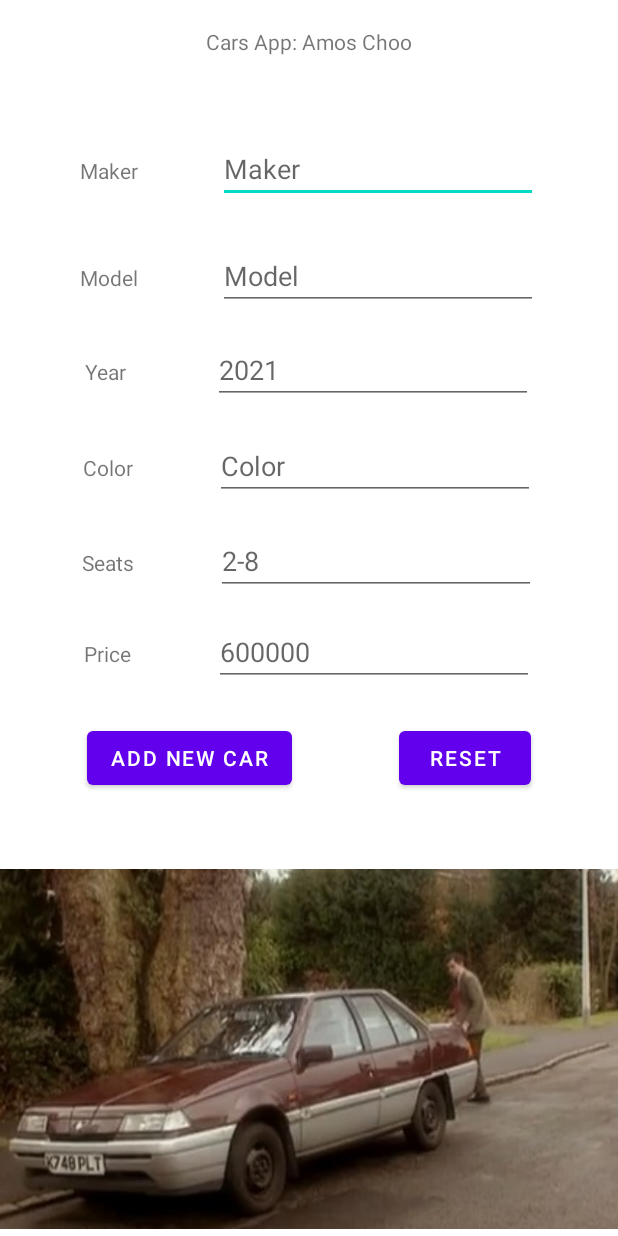
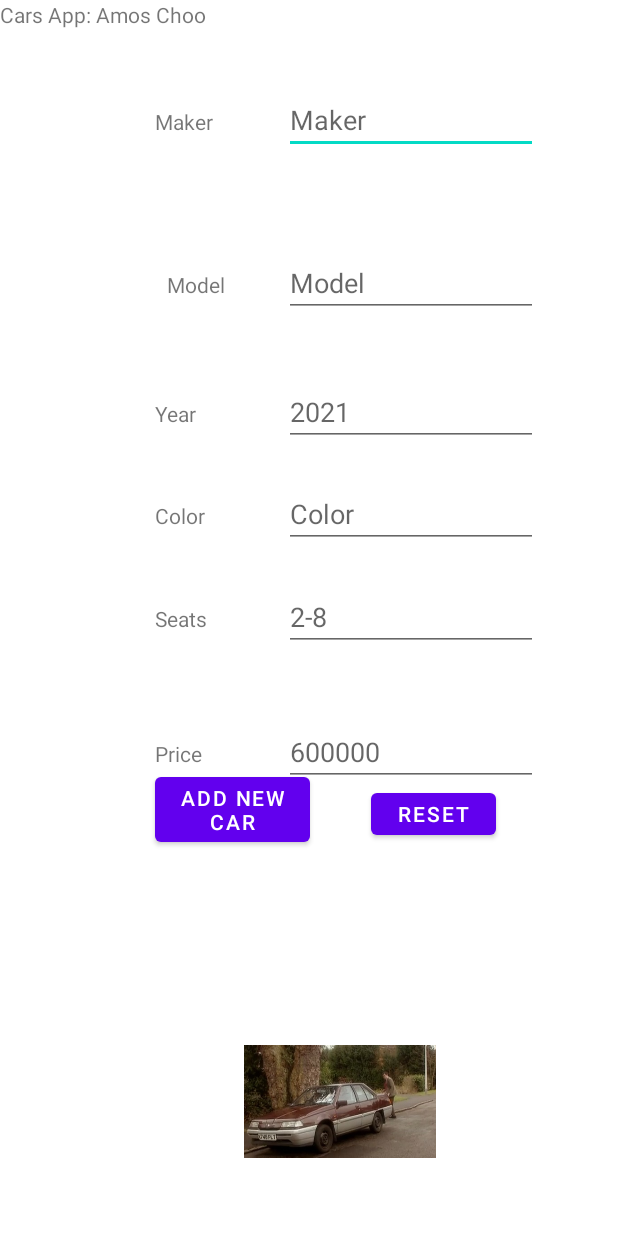
Before and after one commit to amoschoomy/FIT2081App, an Android app: the layout activity_main.xml on its own in the app's theme, with its tools: preview values and no code run, on a phone screen of 412 x 824 dp. Run offline under Robolectric (Android 15) with nearby library versions, the phone set to English and light mode, and no system bars.

Commit message:
Week 4 Lab Tasks Done

```diff
--- a/app/src/main/AndroidManifest.xml
+++ b/app/src/main/AndroidManifest.xml
@@ -1,6 +1,11 @@
 <?xml version="1.0" encoding="utf-8"?>
 <manifest xmlns:android="http://schemas.android.com/apk/res/android"
     package="com.example.autoshowroom">
+    <uses-permission android:name="android.permission.RECEIVE_SMS" />
+    <uses-permission android:name="android.permission.READ_SMS" />
+    <uses-permission android:name="android.permission.SEND_SMS" />
+    <uses-permission android:name="android.permission.WRITE_SMS" />
+
 
     <application
         android:allowBackup="true"
--- a/app/src/main/java/com/example/autoshowroom/MainActivity.java
+++ b/app/src/main/java/com/example/autoshowroom/MainActivity.java
@@ -1,5 +1,10 @@
 package com.example.autoshowroom;
 
+import android.Manifest;
+import android.content.BroadcastReceiver;
+import android.content.Context;
+import android.content.Intent;
+import android.content.IntentFilter;
 import android.content.SharedPreferences;
 import android.os.Bundle;
 import android.view.View;
@@ -7,7 +12,11 @@ import android.widget.Button;
 import android.widget.EditText;
 import android.widget.Toast;
 
+import androidx.annotation.NonNull;
 import androidx.appcompat.app.AppCompatActivity;
+import androidx.core.app.ActivityCompat;
+
+import java.util.StringTokenizer;
 
 public class MainActivity extends AppCompatActivity {
 
@@ -16,6 +25,56 @@ public class MainActivity extends AppCompatActivity {
     protected void onCreate(Bundle savedInstanceState) {
         super.onCreate(savedInstanceState);
         setContentView(R.layout.activity_main);
+        ActivityCompat.requestPermissions(this, new String[]{Manifest.permission.SEND_SMS, Manifest.permission.RECEIVE_SMS, Manifest.permission.READ_SMS}, 0);
+
+        MyBroadCastReceiver myBroadCastReceiver = new MyBroadCastReceiver();
+        registerReceiver(myBroadCastReceiver, new IntentFilter(SMSReceiver.SMS_FILTER));
+
+    }
+    class MyBroadCastReceiver extends BroadcastReceiver {
+
+        /*
+         * This method 'onReceive' will get executed every time class SMSReceive sends a broadcast
+         * */
+        @Override
+        public void onReceive(Context context, Intent intent) {
+            /*
+             * Retrieve the message from the intent
+             * */
+            EditText carText,modelText,yearText,colorText,seatsText,priceText;
+            EditText maker = findViewById(R.id.makertext);
+            EditText model = findViewById(R.id.modeltext);
+            EditText year = findViewById(R.id.yeartext);
+            EditText color = findViewById(R.id.colortext);
+            EditText seats = findViewById(R.id.seattext);
+            EditText price = findViewById(R.id.priceno);
+            String msg = intent.getStringExtra(SMSReceiver.SMS_MSG_KEY);
+            /*
+             * String Tokenizer is used to parse the incoming message
+             * The protocol is to have the account holder name and account number separate by a semicolon
+             * */
+            Toast.makeText(context, msg, Toast.LENGTH_SHORT).show();
+            StringTokenizer sT = new StringTokenizer(msg, ";");
+            String carString= sT.nextToken();
+            String modelString= sT.nextToken();
+            String yearString,colorString,seatsString,priceString;
+            yearString= sT.nextToken();
+            colorString= sT.nextToken();
+            seatsString= sT.nextToken();
+            priceString= sT.nextToken();
+            maker.setText(carString);
+            model.setText(modelString);
+            year.setText(yearString);
+            color.setText(colorString);
+            seats.setText(seatsString);
+            price.setText(priceString);
+
+//            String accountName = sT.nextToken();
+//            String accountNumber = sT.nextToken();
+            /*
+             * Now, its time to update the UI
+             * */
+        }
     }
 
     public void resetFieldsAndData(View view) {
@@ -50,7 +109,7 @@ public class MainActivity extends AppCompatActivity {
         EditText seats = findViewById(R.id.seattext);
         EditText price = findViewById(R.id.priceno);
 
-        maker.setText(sharedPreferences.getString("maker", ""));
+        maker.setText(sharedPreferences.getString("maker",""));
         model.setText(sharedPreferences.getString("model", ""));
         year.setText(sharedPreferences.getString("year", ""));
         color.setText(sharedPreferences.getString("color", ""));
@@ -76,7 +135,11 @@ public class MainActivity extends AppCompatActivity {
         editor.putString("seats", seats.getText().toString());
         editor.putString("price", price.getText().toString());
         editor.apply();
-
         Toast.makeText(this, "Car maker: " + maker.getText().toString(), Toast.LENGTH_SHORT).show();
     }
+
+    @Override
+    protected void onRestoreInstanceState(@NonNull Bundle savedInstanceState) {
+//        super.onRestoreInstanceState(savedInstanceState);
+    }
 }
--- /dev/null
+++ b/app/src/main/java/com/example/autoshowroom/SMSReceiver.java
@@ -0,0 +1,37 @@
+package com.example.autoshowroom;
+
+import android.content.BroadcastReceiver;
+import android.content.Context;
+import android.content.Intent;
+import android.provider.Telephony;
+import android.telephony.SmsMessage;
+
+
+public class SMSReceiver extends BroadcastReceiver {
+    public static final String SMS_FILTER = "SMS_FILTER";
+    public static final String SMS_MSG_KEY = "SMS_MSG_KEY";
+
+    /*
+     * This method 'onReceive' will be invoked with each new incoming SMS
+     * */
+    @Override
+    public void onReceive(Context context, Intent intent) {
+        /*
+         * Use the Telephony class to extract the incoming messages from the intent
+         * */
+        SmsMessage[] messages = Telephony.Sms.Intents.getMessagesFromIntent(intent);
+        for (int i = 0; i < messages.length; i++) {
+            SmsMessage currentMessage = messages[i];
+            String message = currentMessage.getDisplayMessageBody();
+
+            /*
+             * Now, for each new message, send a broadcast contains the new message to MainActivity
+             * The MainActivity has to tokenize the new message and update the UI
+             * */
+            Intent msgIntent = new Intent();
+            msgIntent.setAction(SMS_FILTER);
+            msgIntent.putExtra(SMS_MSG_KEY, message);
+            context.sendBroadcast(msgIntent);
+        }
+    }
+}
--- a/app/src/main/res/layout/activity_main.xml
+++ b/app/src/main/res/layout/activity_main.xml
@@ -12,191 +12,220 @@
         android:layout_width="wrap_content"
         android:layout_height="wrap_content"
         android:text="@string/cars_app_amos_choo"
-        app:layout_constraintBottom_toBottomOf="@+id/carimage"
-        app:layout_constraintEnd_toEndOf="parent"
-        app:layout_constraintStart_toStartOf="parent"
-        app:layout_constraintTop_toTopOf="parent"
-        app:layout_constraintVertical_bias="0.022" />
+        tools:layout_editor_absoluteX="16dp"
+        tools:layout_editor_absoluteY="16dp" />
 
     <TextView
         android:id="@+id/maker"
-        android:layout_width="wrap_content"
+        android:layout_width="0dp"
         android:layout_height="wrap_content"
-        android:layout_marginTop="88dp"
-        android:layout_marginBottom="36dp"
         android:text="@string/maker"
-        app:layout_constraintBottom_toTopOf="@+id/model"
-        app:layout_constraintEnd_toStartOf="@+id/makertext"
-        app:layout_constraintHorizontal_bias="0.5"
-        app:layout_constraintStart_toStartOf="parent"
-        app:layout_constraintTop_toTopOf="parent" />
+        app:layout_constraintBottom_toBottomOf="parent"
+        app:layout_constraintEnd_toStartOf="@+id/guideline5"
+        app:layout_constraintHorizontal_bias="0.0"
+        app:layout_constraintStart_toStartOf="@+id/guideline2"
+        app:layout_constraintTop_toTopOf="parent"
+        app:layout_constraintVertical_bias="0.089" />
 
     <EditText
         android:id="@+id/makertext"
-        android:layout_width="wrap_content"
+        android:layout_width="0dp"
         android:layout_height="wrap_content"
         android:ems="10"
         android:hint="@string/maker"
         android:inputType="text"
         app:layout_constraintBaseline_toBaselineOf="@+id/maker"
-        app:layout_constraintEnd_toEndOf="parent"
-        app:layout_constraintHorizontal_bias="0.5"
-        app:layout_constraintStart_toEndOf="@+id/maker" />
+        app:layout_constraintEnd_toStartOf="@+id/guideline3"
+        app:layout_constraintHorizontal_bias="1.0"
+        app:layout_constraintStart_toStartOf="@+id/guideline5" />
 
     <TextView
         android:id="@+id/model"
-        android:layout_width="wrap_content"
+        android:layout_width="0dp"
         android:layout_height="wrap_content"
-        android:layout_marginBottom="27dp"
+        android:layout_marginStart="8dp"
         android:text="@string/model"
-        app:layout_constraintBottom_toTopOf="@+id/year"
-        app:layout_constraintEnd_toStartOf="@+id/modeltext"
-        app:layout_constraintHorizontal_bias="0.5"
-        app:layout_constraintStart_toStartOf="parent"
-        app:layout_constraintTop_toBottomOf="@+id/maker" />
+        app:layout_constraintBottom_toBottomOf="parent"
+        app:layout_constraintEnd_toStartOf="@+id/guideline5"
+        app:layout_constraintHorizontal_bias="0.0"
+        app:layout_constraintStart_toEndOf="@id/guideline2"
+        app:layout_constraintTop_toTopOf="parent"
+        app:layout_constraintVertical_bias="0.224" />
 
     <EditText
         android:id="@+id/modeltext"
-        android:layout_width="wrap_content"
+        android:layout_width="0dp"
         android:layout_height="wrap_content"
         android:ems="10"
         android:hint="@string/model"
         android:inputType="text"
         app:layout_constraintBaseline_toBaselineOf="@+id/model"
-        app:layout_constraintEnd_toEndOf="parent"
-        app:layout_constraintHorizontal_bias="0.5"
-        app:layout_constraintStart_toEndOf="@+id/model" />
+        app:layout_constraintEnd_toStartOf="@+id/guideline3"
+        app:layout_constraintHorizontal_bias="1.0"
+        app:layout_constraintStart_toStartOf="@+id/guideline5" />
 
     <TextView
         android:id="@+id/year"
-        android:layout_width="wrap_content"
-        android:layout_height="wrap_content"
-        android:layout_marginBottom="28dp"
+        android:layout_width="40dp"
+        android:layout_height="16dp"
         android:text="@string/year"
-        app:layout_constraintBottom_toTopOf="@+id/color"
-        app:layout_constraintEnd_toStartOf="@+id/yeartext"
-        app:layout_constraintHorizontal_bias="0.5"
-        app:layout_constraintStart_toStartOf="parent"
-        app:layout_constraintTop_toBottomOf="@+id/model" />
+        app:layout_constraintBottom_toBottomOf="parent"
+        app:layout_constraintEnd_toStartOf="@+id/guideline5"
+        app:layout_constraintHorizontal_bias="0.0"
+        app:layout_constraintStart_toStartOf="@+id/guideline2"
+        app:layout_constraintTop_toTopOf="parent"
+        app:layout_constraintVertical_bias="0.329" />
 
     <EditText
         android:id="@+id/yeartext"
-        android:layout_width="wrap_content"
+        android:layout_width="0dp"
         android:layout_height="wrap_content"
         android:ems="10"
         android:hint="@string/_2021"
         android:inputType="numberDecimal"
         app:layout_constraintBaseline_toBaselineOf="@+id/year"
-        app:layout_constraintEnd_toEndOf="parent"
-        app:layout_constraintHorizontal_bias="0.5"
-        app:layout_constraintStart_toEndOf="@+id/year" />
+        app:layout_constraintEnd_toStartOf="@+id/guideline3"
+        app:layout_constraintHorizontal_bias="0.989"
+        app:layout_constraintStart_toStartOf="@+id/guideline5" />
 
     <TextView
         android:id="@+id/color"
-        android:layout_width="wrap_content"
+        android:layout_width="0dp"
         android:layout_height="wrap_content"
-        android:layout_marginBottom="28dp"
         android:text="@string/color"
-        app:layout_constraintBottom_toTopOf="@+id/seats"
-        app:layout_constraintEnd_toStartOf="@+id/colortext"
-        app:layout_constraintHorizontal_bias="0.5"
-        app:layout_constraintStart_toStartOf="parent"
-        app:layout_constraintTop_toBottomOf="@+id/year" />
+        app:layout_constraintBottom_toBottomOf="parent"
+        app:layout_constraintEnd_toStartOf="@+id/guideline5"
+        app:layout_constraintHorizontal_bias="0.0"
+        app:layout_constraintStart_toStartOf="@+id/guideline2"
+        app:layout_constraintTop_toTopOf="parent"
+        app:layout_constraintVertical_bias="0.415" />
 
     <EditText
         android:id="@+id/colortext"
-        android:layout_width="wrap_content"
+        android:layout_width="0dp"
         android:layout_height="wrap_content"
         android:ems="10"
         android:hint="@string/color"
         android:inputType="text"
         app:layout_constraintBaseline_toBaselineOf="@+id/color"
-        app:layout_constraintEnd_toEndOf="parent"
-        app:layout_constraintHorizontal_bias="0.5"
-        app:layout_constraintStart_toEndOf="@+id/color" />
+        app:layout_constraintEnd_toStartOf="@+id/guideline3"
+        app:layout_constraintHorizontal_bias="1.0"
+        app:layout_constraintStart_toStartOf="@+id/guideline5" />
 
     <TextView
         android:id="@+id/seats"
-        android:layout_width="wrap_content"
+        android:layout_width="0dp"
         android:layout_height="wrap_content"
-        android:layout_marginBottom="25dp"
+        android:layout_marginEnd="4dp"
         android:text="@string/seats"
-        app:layout_constraintBottom_toTopOf="@+id/price"
-        app:layout_constraintEnd_toStartOf="@+id/seattext"
-        app:layout_constraintHorizontal_bias="0.5"
-        app:layout_constraintStart_toStartOf="parent"
-        app:layout_constraintTop_toBottomOf="@+id/color" />
+        app:layout_constraintBottom_toBottomOf="parent"
+        app:layout_constraintEnd_toStartOf="@+id/guideline5"
+        app:layout_constraintHorizontal_bias="1.0"
+        app:layout_constraintStart_toStartOf="@id/guideline2"
+        app:layout_constraintTop_toTopOf="parent" />
 
     <EditText
         android:id="@+id/seattext"
-        android:layout_width="wrap_content"
+        android:layout_width="0dp"
         android:layout_height="wrap_content"
         android:ems="10"
         android:hint="@string/_2_8"
         android:inputType="numberDecimal"
         app:layout_constraintBaseline_toBaselineOf="@+id/seats"
-        app:layout_constraintEnd_toEndOf="parent"
-        app:layout_constraintHorizontal_bias="0.5"
-        app:layout_constraintStart_toEndOf="@+id/seats" />
+        app:layout_constraintEnd_toStartOf="@+id/guideline3"
+        app:layout_constraintHorizontal_bias="1.0"
+        app:layout_constraintStart_toStartOf="@+id/guideline5" />
 
     <TextView
         android:id="@+id/price"
         android:layout_width="wrap_content"
         android:layout_height="wrap_content"
-        android:layout_marginBottom="20dp"
+        android:layout_marginEnd="4dp"
         android:text="@string/price"
-        app:layout_constraintBottom_toTopOf="@+id/addcar"
-        app:layout_constraintEnd_toStartOf="@+id/priceno"
-        app:layout_constraintHorizontal_bias="0.5"
-        app:layout_constraintStart_toStartOf="parent"
-        app:layout_constraintTop_toBottomOf="@+id/seats" />
+        app:layout_constraintBottom_toBottomOf="parent"
+        app:layout_constraintEnd_toStartOf="@id/guideline5"
+        app:layout_constraintHorizontal_bias="0.0"
+        app:layout_constraintStart_toStartOf="@+id/guideline2"
+        app:layout_constraintTop_toTopOf="parent"
+        app:layout_constraintVertical_bias="0.612" />
 
     <EditText
         android:id="@+id/priceno"
-        android:layout_width="wrap_content"
+        android:layout_width="0dp"
         android:layout_height="wrap_content"
         android:ems="10"
         android:hint="@string/_600000"
         android:inputType="numberDecimal"
         app:layout_constraintBaseline_toBaselineOf="@+id/price"
-        app:layout_constraintEnd_toEndOf="parent"
-        app:layout_constraintHorizontal_bias="0.5"
-        app:layout_constraintStart_toEndOf="@+id/price" />
+        app:layout_constraintEnd_toStartOf="@+id/guideline3"
+        app:layout_constraintHorizontal_bias="1.0"
+        app:layout_constraintStart_toStartOf="@+id/guideline5" />
 
     <Button
         android:id="@+id/addcar"
-        android:layout_width="wrap_content"
+        android:layout_width="103dp"
         android:layout_height="wrap_content"
+        android:layout_marginBottom="32dp"
         android:onClick="addCar"
         android:text="@string/add_new_car"
-        app:layout_constraintBaseline_toBaselineOf="@+id/reset"
-        app:layout_constraintEnd_toEndOf="parent"
-        app:layout_constraintHorizontal_bias="0.211"
-        app:layout_constraintStart_toStartOf="parent" />
+        app:layout_constraintBottom_toTopOf="@+id/guideline4"
+        app:layout_constraintEnd_toStartOf="@+id/reset"
+        app:layout_constraintHorizontal_bias="0.0"
+        app:layout_constraintStart_toStartOf="@+id/guideline2"
+        app:layout_constraintTop_toBottomOf="@+id/price"
+        app:layout_constraintVertical_bias="0.0" />
 
     <Button
         android:id="@+id/reset"
-        android:layout_width="wrap_content"
-        android:layout_height="wrap_content"
+        android:layout_width="83dp"
+        android:layout_height="40dp"
+        android:layout_marginEnd="28dp"
+        android:layout_marginBottom="16dp"
+        android:onClick="resetFieldsAndData"
         android:text="@string/reset"
-        app:layout_constraintBottom_toBottomOf="parent"
-        app:layout_constraintEnd_toEndOf="parent"
-        app:layout_constraintHorizontal_bias="0.82"
-        app:layout_constraintStart_toStartOf="parent"
-        app:layout_constraintTop_toTopOf="parent"
-        app:layout_constraintVertical_bias="0.62"
-        android:onClick="resetFieldsAndData"/>
+        app:layout_constraintBottom_toTopOf="@+id/guideline4"
+        app:layout_constraintEnd_toStartOf="@+id/guideline3"
+        app:layout_constraintTop_toBottomOf="@+id/priceno"
+        app:layout_constraintVertical_bias="0.05" />
 
     <ImageView
         android:id="@+id/carimage"
+        android:layout_width="128dp"
+        android:layout_height="82dp"
+        app:layout_constraintBottom_toBottomOf="parent"
+        app:layout_constraintEnd_toStartOf="@+id/guideline3"
+        app:layout_constraintHorizontal_bias="0.467"
+        app:layout_constraintStart_toStartOf="@+id/guideline2"
+        app:layout_constraintTop_toTopOf="@+id/guideline4"
+        app:layout_constraintVertical_bias="0.754"
+        app:srcCompat="@drawable/b5c6" />
+
+    <androidx.constraintlayout.widget.Guideline
+        android:id="@+id/guideline2"
         android:layout_width="wrap_content"
         android:layout_height="wrap_content"
-        app:layout_constraintBottom_toBottomOf="parent"
-        app:layout_constraintEnd_toEndOf="parent"
-        app:layout_constraintHorizontal_bias="1.0"
-        app:layout_constraintStart_toStartOf="parent"
-        app:layout_constraintTop_toTopOf="parent"
-        app:layout_constraintVertical_bias="1.0"
-        app:srcCompat="@drawable/b5c6" />
+        android:orientation="vertical"
+        app:layout_constraintGuide_percent="0.25" />
+
+    <androidx.constraintlayout.widget.Guideline
+        android:id="@+id/guideline3"
+        android:layout_width="wrap_content"
+        android:layout_height="wrap_content"
+        android:orientation="vertical"
+        app:layout_constraintGuide_percent="0.87" />
+
+    <androidx.constraintlayout.widget.Guideline
+        android:id="@+id/guideline4"
+        android:layout_width="wrap_content"
+        android:layout_height="wrap_content"
+        android:orientation="horizontal"
+        app:layout_constraintGuide_percent="0.66" />
+
+    <androidx.constraintlayout.widget.Guideline
+        android:id="@+id/guideline5"
+        android:layout_width="wrap_content"
+        android:layout_height="wrap_content"
+        android:orientation="vertical"
+        app:layout_constraintGuide_percent="0.46" />
 
 </androidx.constraintlayout.widget.ConstraintLayout>
```
